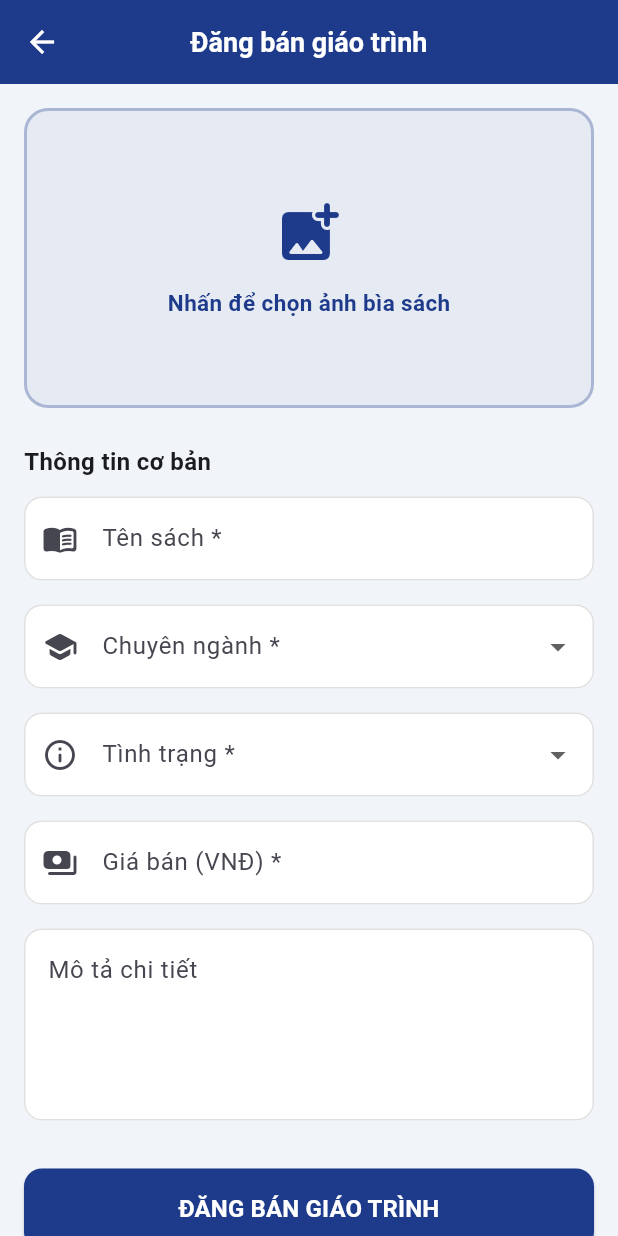
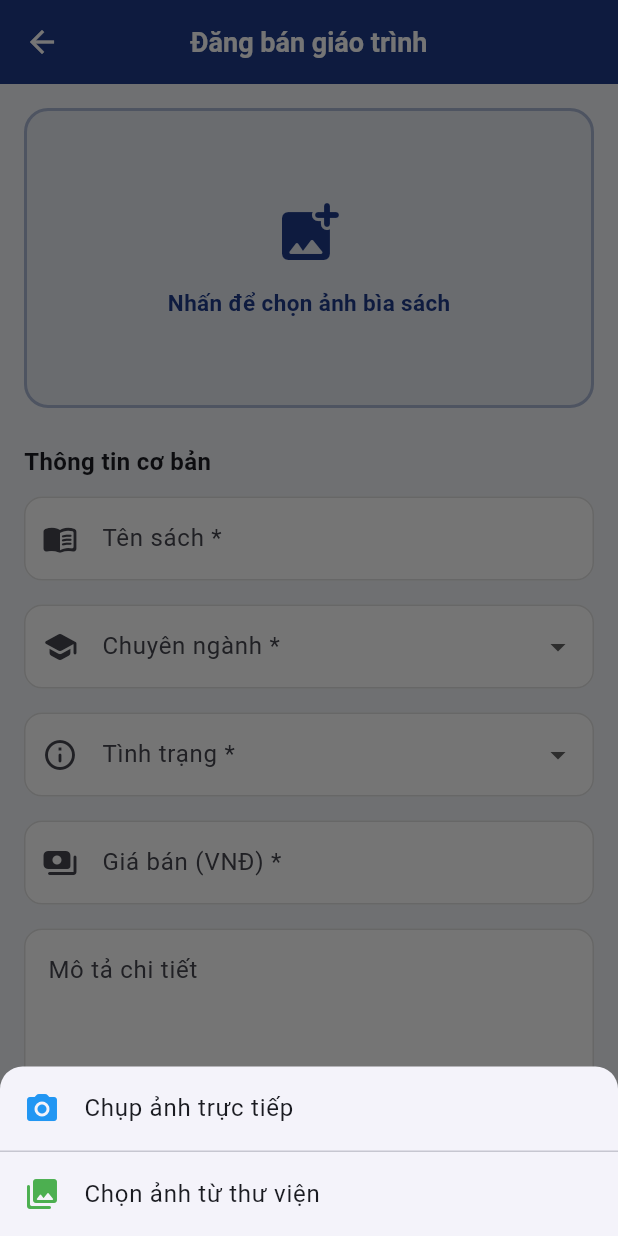
Before and after one commit to pen-123-d/QuanLyGiaoTrinh, a Flutter app: the AddBookScreen screen opened directly, after a tap on "Nhấn để chọn ảnh bìa sách", on a phone screen of 412 x 824 dp. Run offline on Flutter 3.47's test engine with Material 3 defaults, Android fonts, the light colour scheme and no system bars; our stand-ins replace cloud_firestore, firebase_auth, firebase_core, image_picker; accounts and stored records are empty.

Commit message:
Chup anh bang camera

```diff
--- a/lib/add_book_screen.dart
+++ b/lib/add_book_screen.dart
@@ -49,9 +49,49 @@ class _AddBookScreenState extends State<AddBookScreen> {
 
   // HÀM MỞ CAMERA/THƯ VIỆN & ĐẨY ẢNH LÊN CLOUDINARY
   Future<void> _pickAndUploadImage() async {
+    showModalBottomSheet(
+      context: context,
+      shape: const RoundedRectangleBorder(
+        borderRadius: BorderRadius.vertical(top: Radius.circular(15.0)),
+      ),
+      builder: (BuildContext context) {
+        return SafeArea(
+          child: Column(
+            mainAxisSize: MainAxisSize.min,
+            children: <Widget>[
+              // Nút 1: MỞ CAMERA CHỤP ẢNH
+              ListTile(
+                leading: const Icon(Icons.camera_alt_rounded, color: Colors.blue),
+                title: const Text('Chụp ảnh trực tiếp'),
+                onTap: () {
+                  Navigator.pop(context); // Đóng menu
+                  _processImage(ImageSource.camera); // Gọi hàm xử lý ảnh với Camera
+                },
+              ),
+              const Divider(height: 1),
+              // Nút 2: MỞ THƯ VIỆN ẢNH
+              ListTile(
+                leading: const Icon(Icons.photo_library_rounded, color: Colors.green),
+                title: const Text('Chọn ảnh từ thư viện'),
+                onTap: () {
+                  Navigator.pop(context); // Đóng menu
+                  _processImage(ImageSource.gallery); // Gọi hàm xử lý ảnh với Thư viện
+                },
+              ),
+            ],
+          ),
+        );
+      },
+    );
+  }
+
+  // HÀM XỬ LÝ LẤY ẢNH VÀ ĐẨY LÊN CLOUDINARY
+  Future<void> _processImage(ImageSource source) async {
     final picker = ImagePicker();
-    // Bạn có thể đổi ImageSource.gallery thành ImageSource.camera nếu muốn chụp trực tiếp
-    final pickedFile = await picker.pickImage(source: ImageSource.gallery);
+    final pickedFile = await picker.pickImage(
+      source: source,
+      imageQuality: 80, // Giảm chất lượng ảnh một xíu để up lên Cloudinary cho nhanh
+    );
 
     if (pickedFile != null) {
       setState(() {
```
